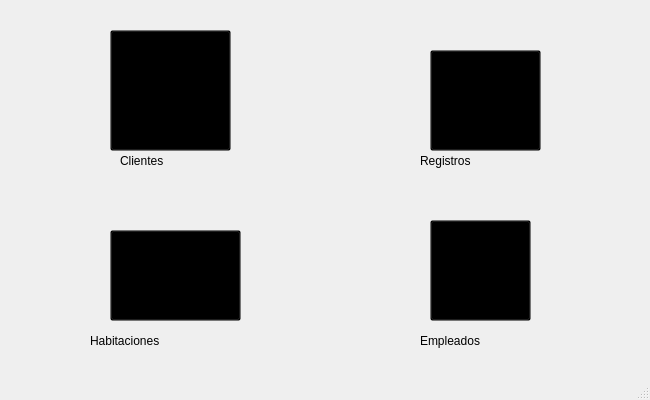
This is Sistema_de_Registro_de_Hotel/mainwindow.ui in JeffersonFarCar/Sistema-de-Registro-de-Hotel as Qt 5 draws it before an edit. The edited form follows.
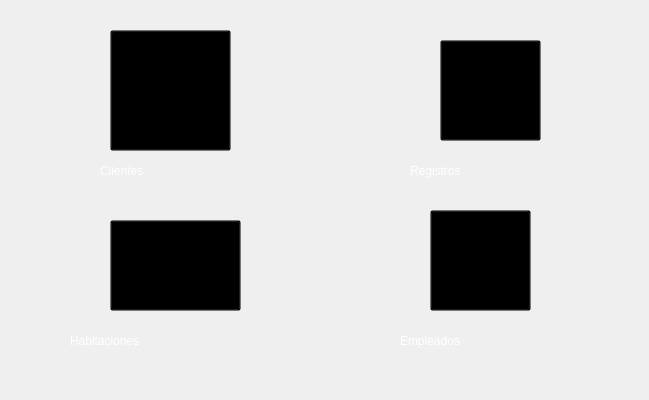
This is the edited form. Icons and pictures are not drawn.

Patch:
```diff
--- a/Sistema_de_Registro_de_Hotel/mainwindow.ui
+++ b/Sistema_de_Registro_de_Hotel/mainwindow.ui
@@ -6,7 +6,7 @@
    <rect>
     <x>0</x>
     <y>0</y>
-    <width>650</width>
+    <width>649</width>
     <height>400</height>
    </rect>
   </property>
@@ -14,7 +14,14 @@
    <string>Bienvenido</string>
   </property>
   <property name="styleSheet">
-   <string notr="true"/>
+   <string notr="true">#centralwidget{
+	border-image: url(:/imagenes/imagenes/background_hotel.png);
+}
+QLabel{
+	background-color:transparent;
+	color: rgb(255, 255, 255);
+	font: 75 28pt &quot;Times New Roman&quot;;
+}</string>
   </property>
   <widget class="QWidget" name="centralwidget">
    <widget class="QPushButton" name="Usuarios_button">
@@ -47,7 +54,7 @@
     <property name="geometry">
      <rect>
       <x>110</x>
-      <y>230</y>
+      <y>220</y>
       <width>131</width>
       <height>91</height>
      </rect>
@@ -73,7 +80,7 @@
     <property name="geometry">
      <rect>
       <x>430</x>
-      <y>220</y>
+      <y>210</y>
       <width>101</width>
       <height>101</height>
      </rect>
@@ -98,9 +105,9 @@
    <widget class="QPushButton" name="Registros_button">
     <property name="geometry">
      <rect>
-      <x>430</x>
-      <y>50</y>
-      <width>111</width>
+      <x>440</x>
+      <y>40</y>
+      <width>101</width>
       <height>101</height>
      </rect>
     </property>
@@ -124,9 +131,9 @@
    <widget class="QLabel" name="label">
     <property name="geometry">
      <rect>
-      <x>420</x>
+      <x>400</x>
       <y>320</y>
-      <width>141</width>
+      <width>161</width>
       <height>41</height>
      </rect>
     </property>
@@ -140,9 +147,9 @@
    <widget class="QLabel" name="label_2">
     <property name="geometry">
      <rect>
-      <x>420</x>
-      <y>140</y>
-      <width>121</width>
+      <x>410</x>
+      <y>150</y>
+      <width>141</width>
       <height>41</height>
      </rect>
     </property>
@@ -156,9 +163,9 @@
    <widget class="QLabel" name="label_3">
     <property name="geometry">
      <rect>
-      <x>120</x>
-      <y>140</y>
-      <width>111</width>
+      <x>100</x>
+      <y>150</y>
+      <width>121</width>
       <height>41</height>
      </rect>
     </property>
@@ -172,9 +179,9 @@
    <widget class="QLabel" name="label_4">
     <property name="geometry">
      <rect>
-      <x>90</x>
+      <x>70</x>
       <y>320</y>
-      <width>171</width>
+      <width>191</width>
       <height>41</height>
      </rect>
     </property>
@@ -186,7 +193,6 @@
     </property>
    </widget>
   </widget>
-  <widget class="QStatusBar" name="statusbar"/>
  </widget>
  <resources/>
  <connections/>
```
Left out of the diff: 8 changed lines with no effect on the pictures.
